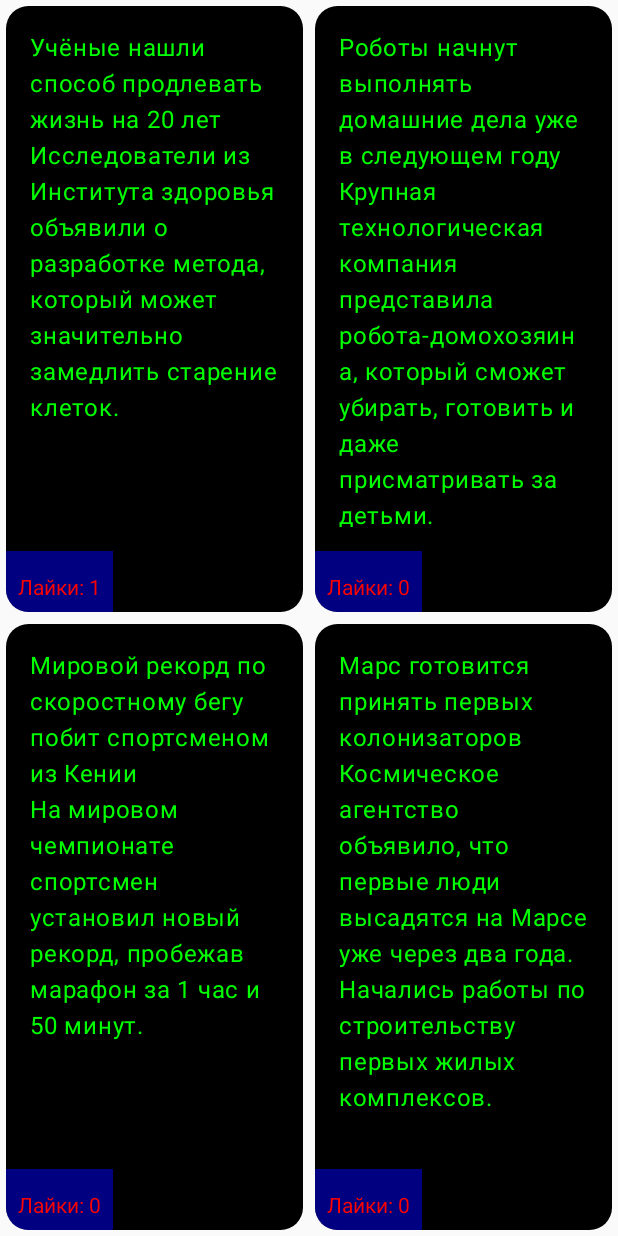
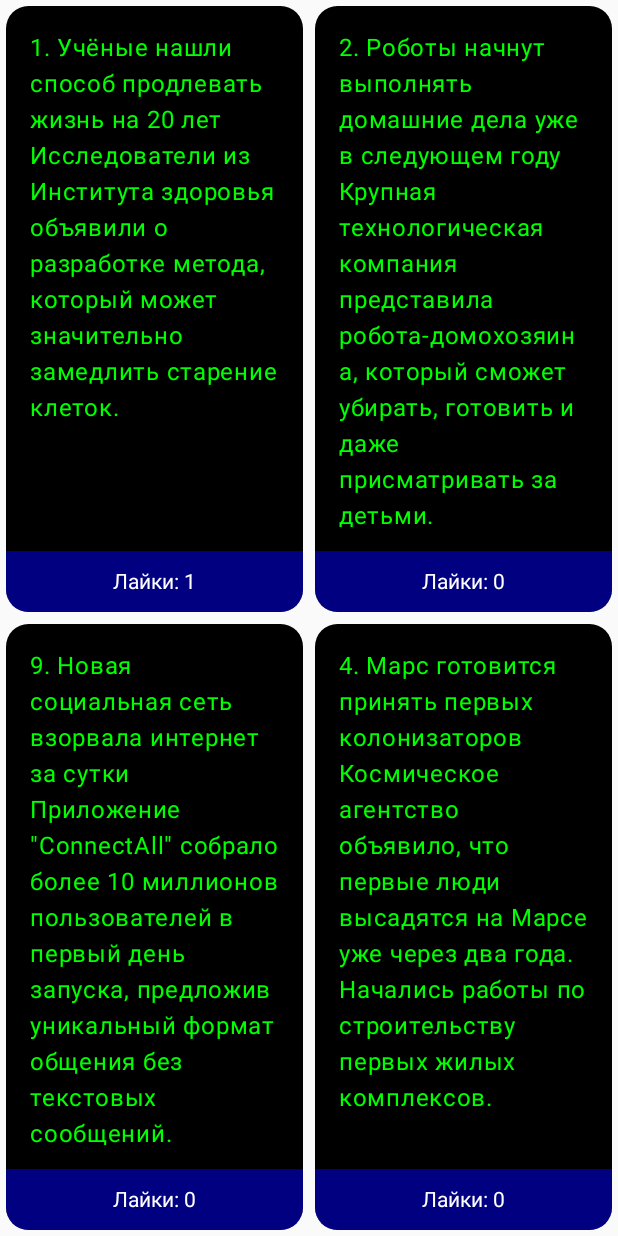
Before and after one commit to BurakovDanil/Programming_mobile_devices_lab1, an Android app built with Jetpack Compose: the screen it shows after launch (MainActivity), after a tap on an icon or button, on a phone screen of 412 x 824 dp. Run offline under Robolectric (Android 15) with nearby library versions, the phone set to English and light mode, and no system bars.

```diff
--- a/app/src/main/java/com/example/myapplication/MainActivity.kt
+++ b/app/src/main/java/com/example/myapplication/MainActivity.kt
@@ -33,6 +33,9 @@ import androidx.lifecycle.ViewModel
 import androidx.lifecycle.viewmodel.compose.viewModel
 import kotlinx.coroutines.delay
 import kotlin.random.Random
+import androidx.compose.foundation.verticalScroll
+import androidx.compose.foundation.rememberScrollState
+
 
 data class AdvertisementItem(
     val id: Int,
@@ -117,7 +120,7 @@ private fun Advertisement(modifier: Modifier = Modifier, advertisement: Advertis
     Card(
         shape = RoundedCornerShape(15.dp),
         modifier = modifier
-            .fillMaxSize()
+            .fillMaxWidth()
             .padding(4.dp)
     ) {
         Box(
@@ -126,28 +129,39 @@ private fun Advertisement(modifier: Modifier = Modifier, advertisement: Advertis
                 .background(Color.Black)
         ) {
             Column(modifier = Modifier.fillMaxSize()) {
+                // Текст новости с прокруткой
                 Box(
-                    modifier = Modifier.weight(9f).padding(16.dp)) {
+                    modifier = Modifier
+                        .weight(9f) // 90% высоты
+                        .padding(16.dp)
+                        .verticalScroll(rememberScrollState()) // Добавляем прокрутку
+                ) {
                     Text(
-                        text = "${advertisement.title}",
+                        text = "${advertisement.id}. ${advertisement.title}",
                         color = Color.Green,
                         style = MaterialTheme.typography.bodyLarge
                     )
-                    }
+                }
+                // Панель лайков занимает 10% от высоты и находится в центре
                 Box(
                     modifier = Modifier
-                        .weight(1f)
+                        .weight(1f) // 10% высоты
                         .background(Color.Blue.copy(alpha = 0.5f))
                         .clickable { onLike(advertisement) }
-                        .padding(8.dp),
-                    contentAlignment = Alignment.BottomCenter
-                ){
-                    Text(text = "Лайки: ${advertisement.likes}", color = Color.Red)
+                        .fillMaxWidth(), // Заполняет ширину для центрирования внутри
+                    contentAlignment = Alignment.Center // Центрирование по вертикали и горизонтали
+                ) {
+                    Text(
+                        text = "Лайки: ${advertisement.likes}",
+                        color = Color.White
+                    )
                 }
             }
         }
     }
 }
+
+
 
 class MainActivity : ComponentActivity() {
     override fun onCreate(savedInstanceState: Bundle?) {
```
